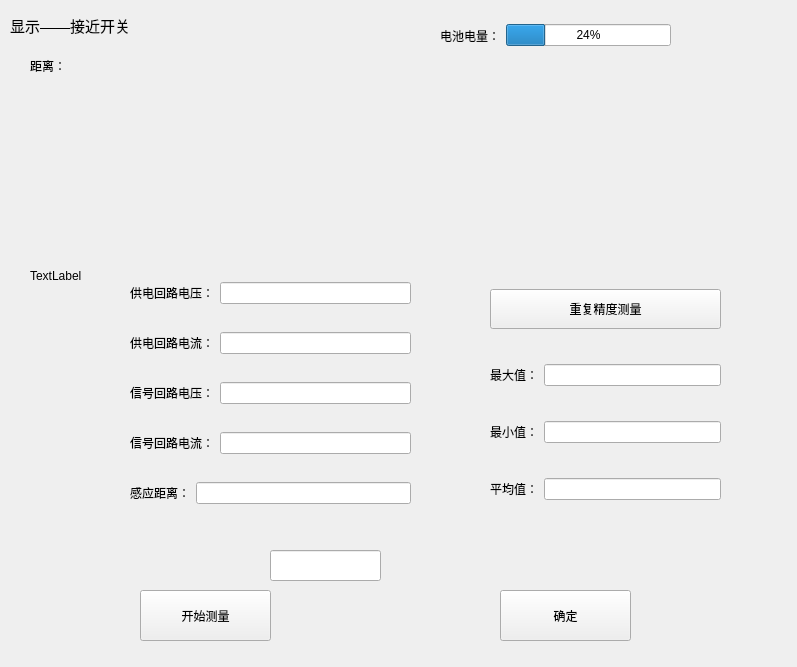
The window that ui_show/showwin_proximityswitch.ui (Dirck-YHP/Proj_sensor_detect) describes before a commit, drawn with Qt 5.
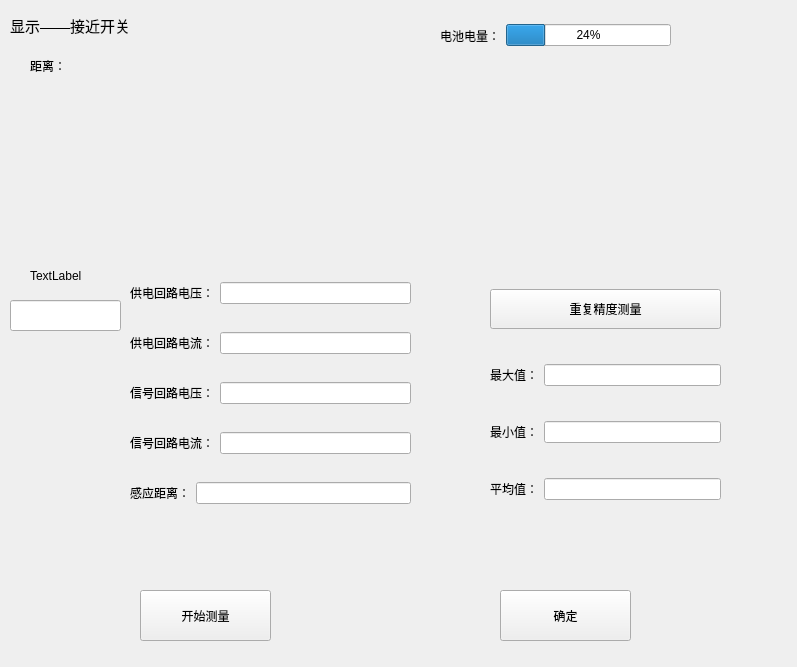
The same window after the commit. Custom widgets are drawn as their Qt base class.

What changed in the file:
```diff
--- a/ui_show/showwin_proximityswitch.ui
+++ b/ui_show/showwin_proximityswitch.ui
@@ -274,8 +274,8 @@
   <widget class="QLineEdit" name="lineEdit_if_pulse">
    <property name="geometry">
     <rect>
-     <x>270</x>
-     <y>550</y>
+     <x>10</x>
+     <y>300</y>
      <width>111</width>
      <height>31</height>
     </rect>
```
